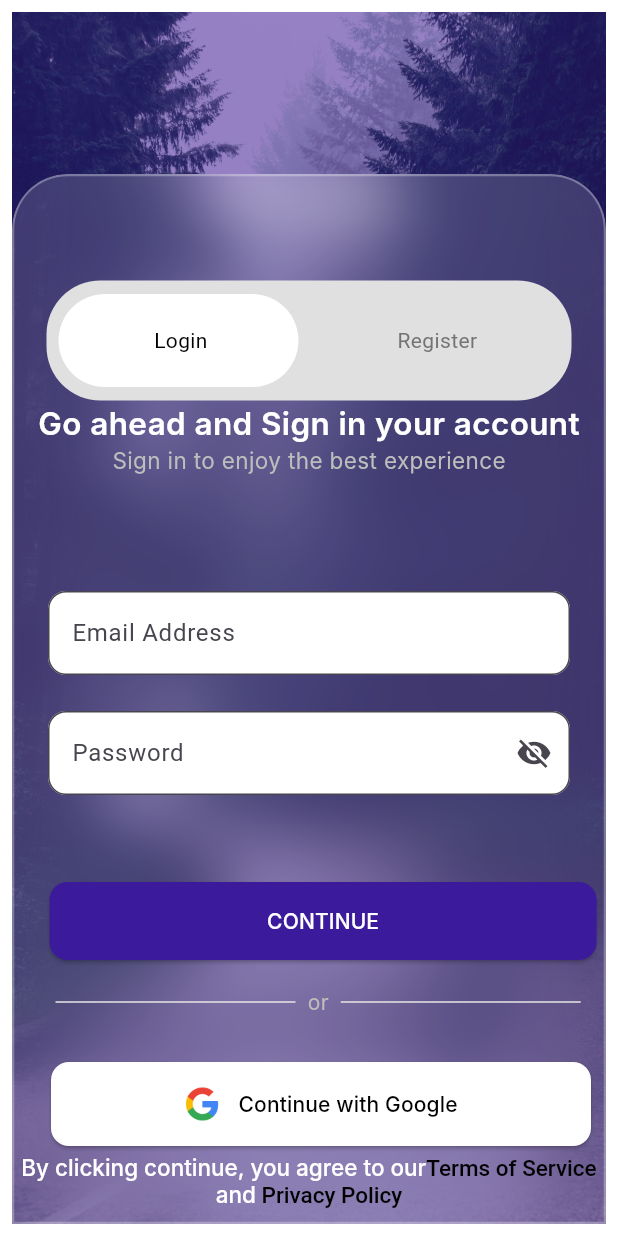
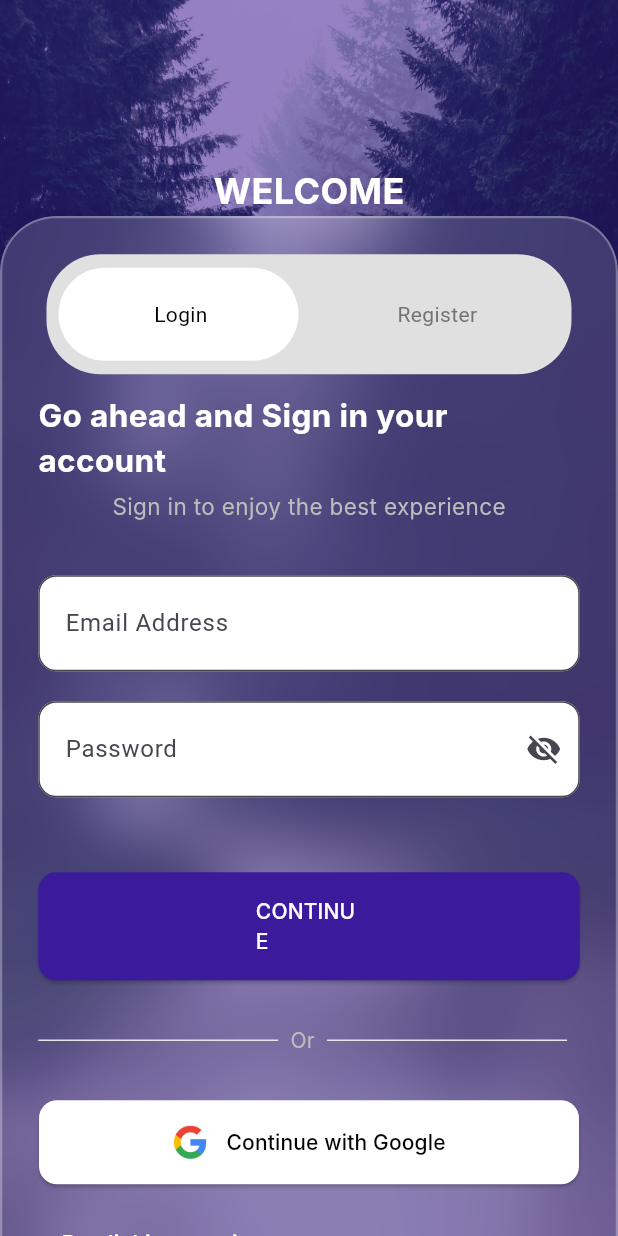
Before and after one commit to jerwinagustin/PersonalApplication, a Flutter app: the screen it shows after launch, on a phone screen of 412 x 824 dp. Run offline on Flutter 3.47's test engine with Material 3 defaults, Android fonts, the light colour scheme and no system bars; Roboto replaces fonts that are missing (Inter).

Commit message:
Center all of it

```diff
--- a/lib/main.dart
+++ b/lib/main.dart
@@ -110,6 +110,7 @@ class _PasswordFieldState extends State<PasswordField> {
       obscureText: _ObscureText,
       decoration: InputDecoration(
         labelText: 'Password',
+        contentPadding: EdgeInsets.symmetric(vertical: 20, horizontal: 14),
         hintStyle: TextStyle(
           fontFamily: "Inter",
           fontSize: 10,
@@ -136,13 +137,10 @@ class LoginPage extends StatelessWidget {
 
   @override
   Widget build(BuildContext context) {
-    return Padding(
-      padding: const EdgeInsets.all(8.0),
-      child: Scaffold(
+    return Scaffold(
       body: Stack(
         children: [
           Container(color: Color(0xFF3B1B9C)),
-
           Opacity(
             opacity: 0.5,
             child: Container(
@@ -155,26 +153,25 @@ class LoginPage extends StatelessWidget {
             ),
           ),
 
-            Align(
-              alignment: Alignment.topCenter,
+          Column(
+            children: [
+              SafeArea(
                 child: Padding(
-                padding: EdgeInsets.only(top: 110),
+                  padding: const EdgeInsets.only(top: 110),
                   child: Text(
-                  'WELCOME!',
+                    'WELCOME',
                     style: TextStyle(
+                      color: Colors.white,
+                      fontWeight: FontWeight.bold,
                       fontFamily: 'Inter',
                       fontSize: 24,
-                    fontWeight: FontWeight.w600,
-                    color: Colors.white,
                     ),
                   ),
                 ),
               ),
+              Spacer(),
 
-            SafeArea(
-              child: Align(
-                alignment: Alignment.bottomCenter,
-                child: ClipRRect(
+              ClipRRect(
                 borderRadius: BorderRadius.only(
                   topLeft: Radius.circular(37),
                   topRight: Radius.circular(37),
@@ -195,37 +192,70 @@ class LoginPage extends StatelessWidget {
                         width: 1.5,
                       ),
                     ),
+                    child: Padding(
+                      padding: const EdgeInsets.symmetric(
+                        horizontal: 24,
+                        vertical: 24,
+                      ),
+
+                      child: Column(
+                        crossAxisAlignment: CrossAxisAlignment.center,
+                        children: [
+                          SizedBox(height: 0),
+                          AuthSwitcher(),
+
+                          SizedBox(height: 12),
+                          Text(
+                            'Go ahead and Sign in your account',
+                            style: TextStyle(
+                              fontFamily: 'Inter',
+                              fontSize: 21,
+                              fontWeight: FontWeight.bold,
+                              color: Colors.white,
                             ),
                           ),
+                          SizedBox(height: 6),
+                          Text(
+                            'Sign in to enjoy the best experience',
+                            style: TextStyle(
+                              fontFamily: 'Inter',
+                              fontWeight: FontWeight.w400,
+                              color: Color(0xFFBDBDBD),
+                              fontSize: 15,
+                            ),
+                          ),
+
+                          SizedBox(height: 35),
+
+                          TextField(
+                            decoration: InputDecoration(
+                              labelText: 'Email Address',
+                              filled: true,
+                              fillColor: Colors.white,
+                              contentPadding: EdgeInsets.symmetric(
+                                vertical: 20,
+                                horizontal: 14,
+                              ),
+                              border: OutlineInputBorder(
+                                borderRadius: BorderRadius.circular(12),
                               ),
                             ),
                           ),
 
-            Align(
-              alignment: Alignment.center,
-              child: Padding(
-                padding: EdgeInsets.only(bottom: 260),
-                child: Text(
-                  'Go ahead and Sign in your account',
-                  style: TextStyle(
-                    fontFamily: 'Inter',
-                    fontSize: 21,
-                    fontWeight: FontWeight.w600,
-                    color: Colors.white,
-                  ),
-                ),
-              ),
-            ),
+                          SizedBox(height: 20),
+                          PasswordField(),
 
-            Padding(
-              padding: EdgeInsets.only(top: 580, left: 25),
-              child: ElevatedButton(
+                          SizedBox(height: 50),
+
+                          ElevatedButton(
                             onPressed: () {},
-
                             style: ElevatedButton.styleFrom(
                               backgroundColor: Color(0xFF3B1B9C),
                               foregroundColor: Colors.white,
-                  padding: EdgeInsets.symmetric(horizontal: 145, vertical: 16),
+                              padding: EdgeInsets.symmetric(
+                                horizontal: 145,
+                                vertical: 16,
+                              ),
                               shape: RoundedRectangleBorder(
                                 borderRadius: BorderRadius.circular(12),
                               ),
@@ -234,39 +264,79 @@ class LoginPage extends StatelessWidget {
                               'CONTINUE',
                               style: TextStyle(
                                 fontFamily: 'Inter',
+                                fontWeight: FontWeight.w500,
                                 fontSize: 14,
-                    fontWeight: FontWeight.w500,
-                  ),
                               ),
                             ),
                           ),
 
-            Align(
-              alignment: Alignment.center,
-
-              child: Padding(
-                padding: EdgeInsets.only(bottom: 210),
-
+                          Row(
+                            children: [
+                              SizedBox(height: 80),
+                              SizedBox(
+                                width: 160,
+                                child: Divider(
+                                  color: Color(0xFFE6E6E6),
+                                  thickness: 1,
+                                ),
+                              ),
+                              Padding(
+                                padding: EdgeInsets.symmetric(horizontal: 8),
                                 child: Text(
-                  'Sign in to enjoy the best experience',
+                                  'Or',
                                   style: TextStyle(
                                     fontFamily: 'Inter',
-                    fontSize: 15,
+                                    fontWeight: FontWeight.w400,
+                                    fontSize: 14,
                                     color: Color(0xFFBDBDBD),
-                    fontWeight: FontWeight.w400,
                                   ),
+                                ),
+                              ),
+                              SizedBox(
+                                width: 160,
+                                child: Divider(
+                                  color: Color(0xFFE6E6E6),
+                                  thickness: 1,
+                                ),
+                              ),
+                            ],
+                          ),
+
+                          SizedBox(
+                            width: 360,
+                            child: ElevatedButton(
+                              onPressed: () {},
+                              style: ElevatedButton.styleFrom(
+                                backgroundColor: Colors.white,
+                                foregroundColor: Colors.black,
+                                padding: EdgeInsets.symmetric(vertical: 16),
+                                minimumSize: Size(double.infinity, 50),
+                                shape: RoundedRectangleBorder(
+                                  borderRadius: BorderRadius.circular(12),
+                                ),
+                              ),
+                              child: Row(
+                                mainAxisAlignment: MainAxisAlignment.center,
+                                children: [
+                                  Image.asset('images/Google.png', height: 24),
+                                  SizedBox(width: 12),
+                                  Text(
+                                    'Continue with Google',
+                                    style: TextStyle(
+                                      fontFamily: 'Inter',
+                                      fontWeight: FontWeight.w500,
+                                      fontSize: 14,
+                                    ),
+                                  ),
+                                ],
                               ),
                             ),
                           ),
 
-            Align(
-              alignment: Alignment.center,
-
-              child: Padding(
-                padding: EdgeInsets.only(top: 750),
-                child: Column(
+                          Column(
                             mainAxisSize: MainAxisSize.min,
                             children: [
+                              SizedBox(height: 30),
                               RichText(
                                 textAlign: TextAlign.center,
                                 text: TextSpan(
@@ -278,7 +348,8 @@ class LoginPage extends StatelessWidget {
                                   ),
                                   children: [
                                     TextSpan(
-                            text: 'By clicking continue, you agree to our',
+                                      text:
+                                          'By clicking continue, you agree to our',
                                     ),
                                     TextSpan(
                                       text: 'Terms of Service',
@@ -297,115 +368,15 @@ class LoginPage extends StatelessWidget {
                                     color: Colors.white,
                                   ),
                                   children: [
-                          TextSpan(text: 'and'),
+                                    TextSpan(text: 'and '),
                                     TextSpan(
-                            text: ' Privacy Policy',
+                                      text: 'Privacy Policy',
                                       style: TextStyle(color: Colors.black),
                                     ),
                                   ],
                                 ),
                               ),
                             ],
-                ),
-              ),
-            ),
-
-            Align(
-              alignment: Alignment.center,
-              child: Padding(
-                padding: EdgeInsets.only(bottom: 370, left: 0),
-                child: AuthSwitcher(),
-              ),
-            ),
-
-            Padding(
-              padding: EdgeInsets.only(top: 370),
-              child: Padding(
-                padding: EdgeInsets.symmetric(horizontal: 24, vertical: 16),
-                child: TextField(
-                  decoration: InputDecoration(
-                    labelText: 'Email Address',
-                    hintStyle: TextStyle(
-                      fontFamily: 'Inter',
-                      color: Color(0xFF818181),
-                      fontSize: 10,
-                    ),
-                    filled: true,
-                    fillColor: Colors.white,
-                    border: OutlineInputBorder(
-                      borderRadius: BorderRadius.circular(12),
-                    ),
-                  ),
-                ),
-              ),
-            ),
-
-            Padding(
-              padding: EdgeInsets.only(top: 450),
-              child: Padding(
-                padding: EdgeInsets.symmetric(horizontal: 24, vertical: 16),
-                child: PasswordField(),
-              ),
-            ),
-
-            SafeArea(
-              child: Padding(
-                padding: EdgeInsets.only(left: 29, top: 650),
-                child: Row(
-                  children: [
-                    SizedBox(
-                      width: 160,
-                      child: Divider(color: Color(0xFFE6E6E6), thickness: 1),
-                    ),
-                    Padding(
-                      padding: EdgeInsets.symmetric(horizontal: 8.0),
-                      child: Text(
-                        'or',
-                        style: TextStyle(
-                          fontFamily: 'Inter',
-                          fontWeight: FontWeight.w400,
-                          fontSize: 14,
-                          color: Color(0xFFBDBDBD),
-                        ),
-                      ),
-                    ),
-                    SizedBox(
-                      width: 160,
-                      child: Divider(color: Color(0xFFE6E6E6), thickness: 1),
-                    ),
-                  ],
-                ),
-              ),
-            ),
-
-            SafeArea(
-              child: Padding(
-                padding: EdgeInsets.only(left: 26, top: 700),
-                child: SizedBox(
-                  width: 360,
-                  child: ElevatedButton(
-                    style: ElevatedButton.styleFrom(
-                      backgroundColor: Colors.white,
-                      foregroundColor: Colors.black,
-                      padding: EdgeInsets.symmetric(vertical: 16),
-                      minimumSize: Size(double.infinity, 50),
-                      shape: RoundedRectangleBorder(
-                        borderRadius: BorderRadius.circular(12),
-                      ),
-                    ),
-                    onPressed: () {},
-                    child: Row(
-                      mainAxisAlignment: MainAxisAlignment.center,
-                      children: [
-                        Image.asset('images/Google.png', height: 24),
-                        SizedBox(width: 12),
-                        Text(
-                          'Continue with Google',
-                          style: TextStyle(
-                            fontFamily: 'Inter',
-                            fontWeight: FontWeight.w500,
-                            fontSize: 14,
-                          ),
                           ),
                         ],
                       ),
@@ -415,6 +386,7 @@ class LoginPage extends StatelessWidget {
               ),
             ],
           ),
+        ],
       ),
     );
   }
```
Lines whose indentation alone changed are shown as unchanged.
